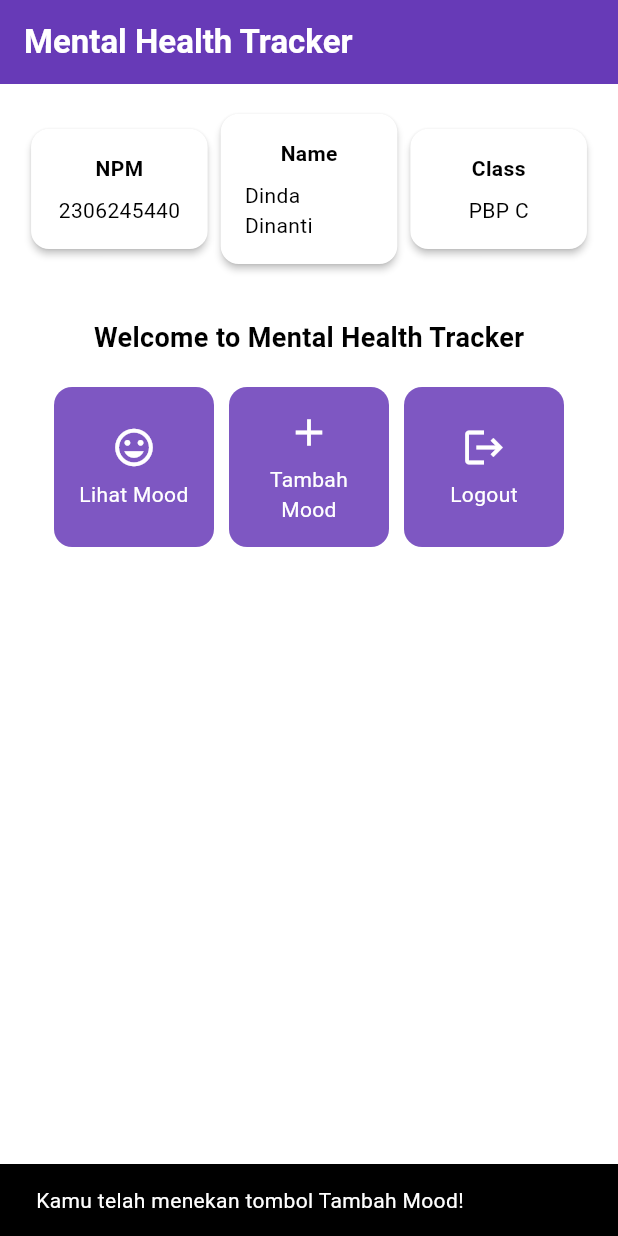
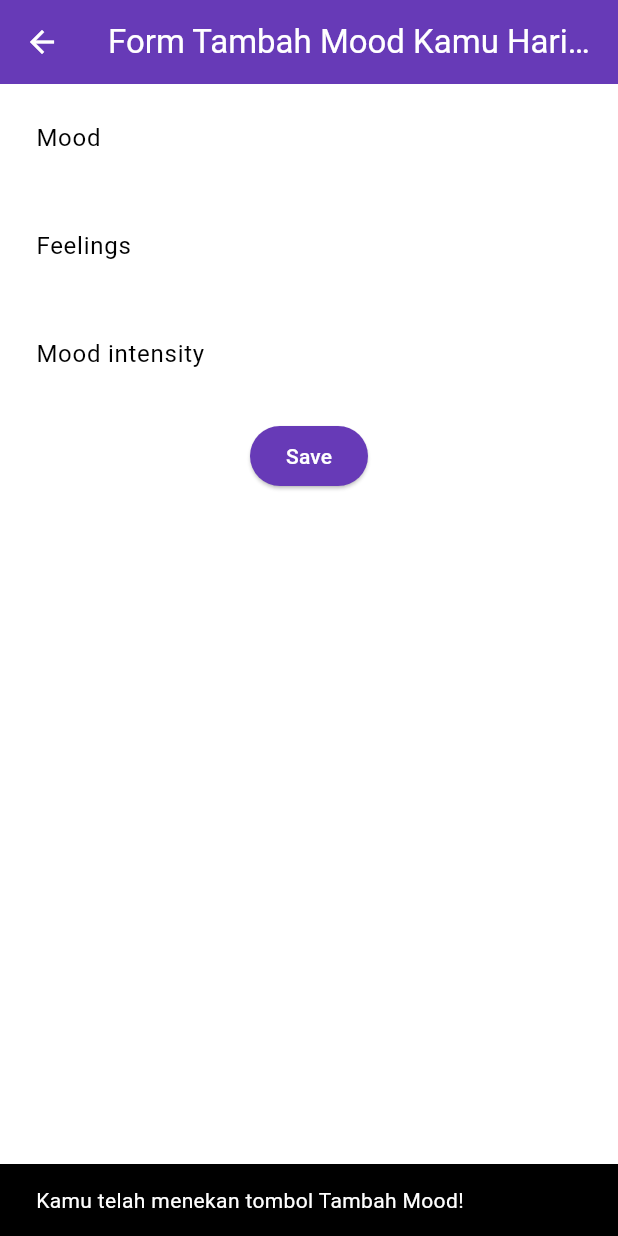
Before and after one commit to dinan26/mental-health-tracker-mobile, a Flutter app: the screen it shows after launch, after a tap on "Tambah Mood", on a phone screen of 412 x 824 dp. Run offline on Flutter 3.47's test engine with Material 3 defaults, Android fonts, the phone set to English and light mode, and no system bars.

Commit message:
tutorial 7

```diff
--- a/lib/main.dart
+++ b/lib/main.dart
@@ -1,5 +1,5 @@
 import 'package:flutter/material.dart';
-import 'package:mental_health_tracker/menu.dart';
+import 'package:mental_health_tracker/screens/menu.dart';
 
 void main() {
   runApp(const MyApp());
--- a/lib/menu.dart
+++ b/lib/screens/menu.dart
@@ -1,4 +1,6 @@
 import 'package:flutter/material.dart';
+import 'package:mental_health_tracker/widgets/left_drawer.dart';
+import 'package:mental_health_tracker/widgets/mood_card.dart';
 
 class MyHomePage extends StatelessWidget {
   final String npm = '2306245440'; // NPM
@@ -10,12 +12,15 @@ class MyHomePage extends StatelessWidget {
     ItemHomepage("Logout", Icons.logout),
   ];
 
-  MyHomePage({super.key}); // Removed 'const' keyword from here
+  MyHomePage({super.key});
 
   @override
   Widget build(BuildContext context) {
+    // Scaffold menyediakan struktur dasar halaman dengan AppBar dan body.
     return Scaffold(
+      // AppBar adalah bagian atas halaman yang menampilkan judul.
       appBar: AppBar(
+        // Judul aplikasi "Mental Health Tracker" dengan teks putih dan tebal.
         title: const Text(
           'Mental Health Tracker',
           style: TextStyle(
@@ -23,13 +28,21 @@ class MyHomePage extends StatelessWidget {
             fontWeight: FontWeight.bold,
           ),
         ),
+        // Warna latar belakang AppBar diambil dari skema warna tema aplikasi.
         backgroundColor: Theme.of(context).colorScheme.primary,
+        // Mengganti warna icon drawer menjadi putih
+        iconTheme: const IconThemeData(color: Colors.white),
       ),
+      // Masukkan drawer sebagai parameter nilai drawer dari widget Scaffold
+      drawer: const LeftDrawer(),
+      // Body halaman dengan padding di sekelilingnya.
       body: Padding(
         padding: const EdgeInsets.all(16.0),
+        // Menyusun widget secara vertikal dalam sebuah kolom.
         child: Column(
           crossAxisAlignment: CrossAxisAlignment.center,
           children: [
+            // Row untuk menampilkan 3 InfoCard secara horizontal.
             Row(
               mainAxisAlignment: MainAxisAlignment.spaceEvenly,
               children: [
@@ -38,10 +51,17 @@ class MyHomePage extends StatelessWidget {
                 InfoCard(title: 'Class', content: className),
               ],
             ),
+
+            // Memberikan jarak vertikal 16 unit.
             const SizedBox(height: 16.0),
+
+            // Menempatkan widget berikutnya di tengah halaman.
             Center(
               child: Column(
+                // Menyusun teks dan grid item secara vertikal.
+
                 children: [
+                  // Menampilkan teks sambutan dengan gaya tebal dan ukuran 18.
                   const Padding(
                     padding: EdgeInsets.only(top: 16.0),
                     child: Text(
@@ -52,13 +72,18 @@ class MyHomePage extends StatelessWidget {
                       ),
                     ),
                   ),
+
+                  // Grid untuk menampilkan ItemCard dalam bentuk grid 3 kolom.
                   GridView.count(
                     primary: true,
                     padding: const EdgeInsets.all(20),
                     crossAxisSpacing: 10,
                     mainAxisSpacing: 10,
                     crossAxisCount: 3,
+                    // Agar grid menyesuaikan tinggi kontennya.
                     shrinkWrap: true,
+
+                    // Menampilkan ItemCard untuk setiap item dalam list items.
                     children: items.map((ItemHomepage item) {
                       return ItemCard(item);
                     }).toList(),
@@ -74,18 +99,24 @@ class MyHomePage extends StatelessWidget {
 }
 
 class InfoCard extends StatelessWidget {
-  final String title;
-  final String content;
+  // Kartu informasi yang menampilkan title dan content.
+
+  final String title; // Judul kartu.
+  final String content; // Isi kartu.
 
   const InfoCard({super.key, required this.title, required this.content});
 
   @override
   Widget build(BuildContext context) {
     return Card(
+      // Membuat kotak kartu dengan bayangan dibawahnya.
       elevation: 2.0,
       child: Container(
-        width: MediaQuery.of(context).size.width / 3.5,
+        // Mengatur ukuran dan jarak di dalam kartu.
+        width: MediaQuery.of(context).size.width /
+            3.5, // menyesuaikan dengan lebar device yang digunakan.
         padding: const EdgeInsets.all(16.0),
+        // Menyusun title dan content secara vertikal.
         child: Column(
           children: [
             Text(
@@ -100,54 +131,3 @@ class InfoCard extends StatelessWidget {
     );
   }
 }
-
-class ItemHomepage {
-  final String name;
-  final IconData icon;
-
-  ItemHomepage(this.name, this.icon);
-}
-
-class ItemCard extends StatelessWidget {
-  final ItemHomepage item;
-
-  const ItemCard(this.item, {super.key});
-
-  @override
-  Widget build(BuildContext context) {
-    return Material(
-      color: Theme.of(context).colorScheme.secondary,
-      borderRadius: BorderRadius.circular(12),
-      child: InkWell(
-        onTap: () {
-          ScaffoldMessenger.of(context)
-            ..hideCurrentSnackBar()
-            ..showSnackBar(
-              SnackBar(content: Text("Kamu telah menekan tombol ${item.name}!"))
-            );
-        },
-        child: Container(
-          padding: const EdgeInsets.all(8),
-          child: Center(
-            child: Column(
-              mainAxisAlignment: MainAxisAlignment.center,
-              children: [
-                Icon(
-                  item.icon,
-                  color: Colors.white,
-                  size: 30.0,
-                ),
-                const Padding(padding: EdgeInsets.all(3)),
-                Text(
-                  item.name,
-                  textAlign: TextAlign.center,
-                  style: const TextStyle(color: Colors.white),
-                ),
-              ],
-            ),
-          ),
-        ),
-      ),
-    );
-  }
-}
--- /dev/null
+++ b/lib/screens/moodentry_form.dart
@@ -0,0 +1,161 @@
+import 'package:flutter/material.dart';
+// Impor drawer yang sudah dibuat sebelumnya
+
+class MoodEntryFormPage extends StatefulWidget {
+  const MoodEntryFormPage({super.key});
+
+  @override
+  State<MoodEntryFormPage> createState() => _MoodEntryFormPageState();
+}
+
+class _MoodEntryFormPageState extends State<MoodEntryFormPage> {
+  final _formKey = GlobalKey<FormState>();
+  String _mood = "";
+  String _feelings = "";
+  int _moodIntensity = 0;
+
+  @override
+  Widget build(BuildContext context) {
+    return Scaffold(
+      appBar: AppBar(
+        title: const Center(
+          child: Text(
+            'Form Tambah Mood Kamu Hari ini',
+          ),
+        ),
+        backgroundColor: Theme.of(context).colorScheme.primary,
+        foregroundColor: Colors.white,
+      ),
+      // Tambahkan drawer yang sudah dibuat di sini
+      body: Form(
+        key: _formKey,
+        child: SingleChildScrollView(
+          child: Column(
+            crossAxisAlignment: CrossAxisAlignment.start,
+            children: [
+              Padding(
+                padding: const EdgeInsets.all(8.0),
+                child: TextFormField(
+                  decoration: InputDecoration(
+                    hintText: "Mood",
+                    labelText: "Mood",
+                    border: OutlineInputBorder(
+                      borderRadius: BorderRadius.circular(5.0),
+                    ),
+                  ),
+                  onChanged: (String? value) {
+                    setState(() {
+                      _mood = value!;
+                    });
+                  },
+                  validator: (String? value) {
+                    if (value == null || value.isEmpty) {
+                      return "Mood tidak boleh kosong!";
+                    }
+                    return null;
+                  },
+                ),
+              ),
+              Padding(
+                padding: const EdgeInsets.all(8.0),
+                child: TextFormField(
+                  decoration: InputDecoration(
+                    hintText: "Feelings",
+                    labelText: "Feelings",
+                    border: OutlineInputBorder(
+                      borderRadius: BorderRadius.circular(5.0),
+                    ),
+                  ),
+                  onChanged: (String? value) {
+                    setState(() {
+                      _feelings = value!;
+                    });
+                  },
+                  validator: (String? value) {
+                    if (value == null || value.isEmpty) {
+                      return "Feelings tidak boleh kosong!";
+                    }
+                    return null;
+                  },
+                ),
+              ),
+              Padding(
+                padding: const EdgeInsets.all(8.0),
+                child: TextFormField(
+                  decoration: InputDecoration(
+                    hintText: "Mood intensity",
+                    labelText: "Mood intensity",
+                    border: OutlineInputBorder(
+                      borderRadius: BorderRadius.circular(5.0),
+                    ),
+                  ),
+                  onChanged: (String? value) {
+                    setState(() {
+                      _moodIntensity = int.tryParse(value!) ?? 0;
+                    });
+                  },
+                  validator: (String? value) {
+                    if (value == null || value.isEmpty) {
+                      return "Mood intensity tidak boleh kosong!";
+                    }
+                    if (int.tryParse(value) == null) {
+                      return "Mood intensity harus berupa angka!";
+                    }
+                    return null;
+                  },
+                ),
+              ),
+              Align(
+                alignment: Alignment.bottomCenter,
+                child: Padding(
+                  padding: const EdgeInsets.all(8.0),
+                  child: ElevatedButton(
+                    style: ButtonStyle(
+                      backgroundColor: WidgetStateProperty.all(
+                          Theme.of(context).colorScheme.primary),
+                    ),
+                    onPressed: () {
+                      if (_formKey.currentState!.validate()) {
+                        showDialog(
+                          context: context,
+                          builder: (context) {
+                            return AlertDialog(
+                              title: const Text('Mood berhasil tersimpan'),
+                              content: SingleChildScrollView(
+                                child: Column(
+                                  crossAxisAlignment: CrossAxisAlignment.start,
+                                  children: [
+                                    Text('Mood: $_mood'),
+                                    Text('Feelings: $_feelings'),
+                                    Text('Mood Intensity: $_moodIntensity'),
+                                  ],
+                                ),
+                              ),
+                              actions: [
+                                TextButton(
+                                  child: const Text('OK'),
+                                  onPressed: () {
+                                    Navigator.pop(context);
+                                    _formKey.currentState!.reset();
+                                  },
+                                ),
+                              ],
+                            );
+                          },
+                        );
+                      }
+                    },
+                    child: const Text(
+                      "Save",
+                      style: TextStyle(color: Colors.white),
+                    ),
+                  ),
+                ),
+              ),
+            ],
+          ),
+        ),
+      ),
+    );
+  }
+}
--- /dev/null
+++ b/lib/widgets/left_drawer.dart
@@ -0,0 +1,69 @@
+import 'package:flutter/material.dart';
+import 'package:mental_health_tracker/screens/menu.dart';
+import 'package:mental_health_tracker/screens/moodentry_form.dart';
+
+class LeftDrawer extends StatelessWidget {
+  const LeftDrawer({super.key});
+
+  @override
+  Widget build(BuildContext context) {
+    return Drawer(
+      child: ListView(
+        children: [
+          DrawerHeader(
+            decoration: BoxDecoration(
+              color: Theme.of(context).colorScheme.primary,
+            ),
+            child: const Column(
+              children: [
+                Text(
+                  'Mental Health Tracker',
+                  textAlign: TextAlign.center,
+                  style: TextStyle(
+                    fontSize: 24,
+                    fontWeight: FontWeight.bold,
+                    color: Colors.white,
+                  ),
+                ),
+                Padding(padding: EdgeInsets.all(8)),
+                Text(
+                  "Ayo jaga kesehatan mentalmu setiap hari disini!",
+                  textAlign: TextAlign.center,
+                  style: const TextStyle(
+                    fontSize: 15,
+                    color: Colors.white,
+                    fontWeight: FontWeight.normal,
+                  ),
+                ),
+              ],
+            ),
+          ),
+            ListTile(
+              leading: const Icon(Icons.home_outlined),
+              title: const Text('Halaman Utama'),
+              // Bagian redirection ke MyHomePage
+              onTap: () {
+                Navigator.push(
+                    context,
+                    MaterialPageRoute(
+                      builder: (context) => MyHomePage(),
+                    ));
+              },
+            ),
+            ListTile(
+              leading: const Icon(Icons.mood),
+              title: const Text('Tambah Mood'),
+              // Bagian redirection ke MoodEntryFormPage
+              onTap: () {
+                Navigator.push(
+                    context,
+                    MaterialPageRoute(
+                      builder: (context) => const MoodEntryFormPage(),
+                    ));
+              },
+            ),
+        ],
+      ),
+    );
+  }
+}
--- /dev/null
+++ b/lib/widgets/mood_card.dart
@@ -0,0 +1,67 @@
+import 'package:flutter/material.dart';
+import 'package:mental_health_tracker/screens/moodentry_form.dart';
+
+class ItemCard extends StatelessWidget {
+  // Menampilkan kartu dengan ikon dan nama.
+
+  final ItemHomepage item;
+
+  const ItemCard(this.item, {super.key});
+
+  @override
+  Widget build(BuildContext context) {
+    return Material(
+      // Menentukan warna latar belakang dari tema aplikasi.
+      color: Theme.of(context).colorScheme.secondary,
+      // Membuat sudut kartu melengkung.
+      borderRadius: BorderRadius.circular(12),
+
+      child: InkWell(
+        // Aksi ketika kartu ditekan.
+        onTap: () {
+          // Menampilkan pesan SnackBar saat kartu ditekan.
+          ScaffoldMessenger.of(context)
+            ..hideCurrentSnackBar()
+            ..showSnackBar(SnackBar(
+                content: Text("Kamu telah menekan tombol ${item.name}!")));
+
+          // Add navigation logic
+          if (item.name == "Tambah Mood") {
+              Navigator.push(context,
+                  MaterialPageRoute(builder: (context) => const MoodEntryFormPage()));
+          }
+        },
+        // Container untuk menyimpan Icon dan Text
+        child: Container(
+          padding: const EdgeInsets.all(8),
+          child: Center(
+            child: Column(
+              // Menyusun ikon dan teks di tengah kartu.
+              mainAxisAlignment: MainAxisAlignment.center,
+              children: [
+                Icon(
+                  item.icon,
+                  color: Colors.white,
+                  size: 30.0,
+                ),
+                const Padding(padding: EdgeInsets.all(3)),
+                Text(
+                  item.name,
+                  textAlign: TextAlign.center,
+                  style: const TextStyle(color: Colors.white),
+                ),
+              ],
+            ),
+          ),
+        ),
+      ),
+    );
+  }
+}
+
+class ItemHomepage {
+  final String name;
+  final IconData icon;
+
+  ItemHomepage(this.name, this.icon);
+}
```
Also changed, not shown: form_sample/analysis_options.yaml (added, +28 -0 lines), form_sample/lib/main.dart (added, +66 -0 lines), form_sample/pubspec.yaml (added, +90 -0 lines), form_sample/pubspec.lock (added), 123 other files.
